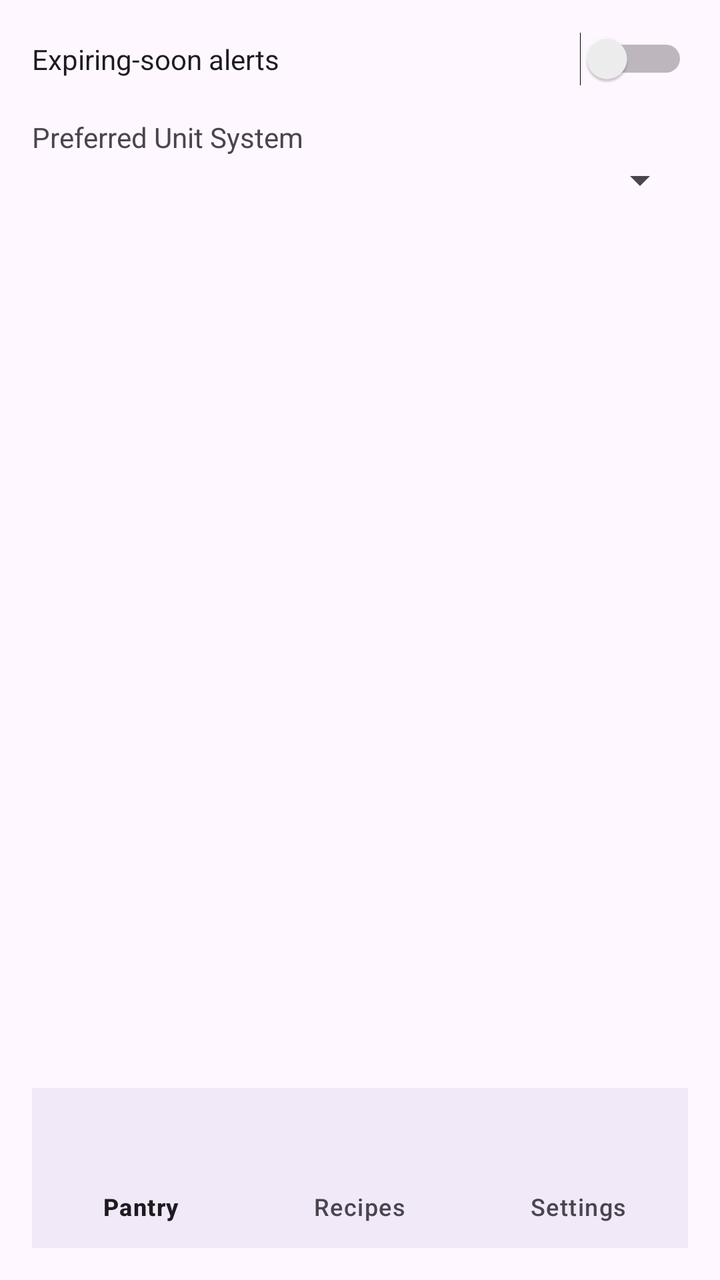
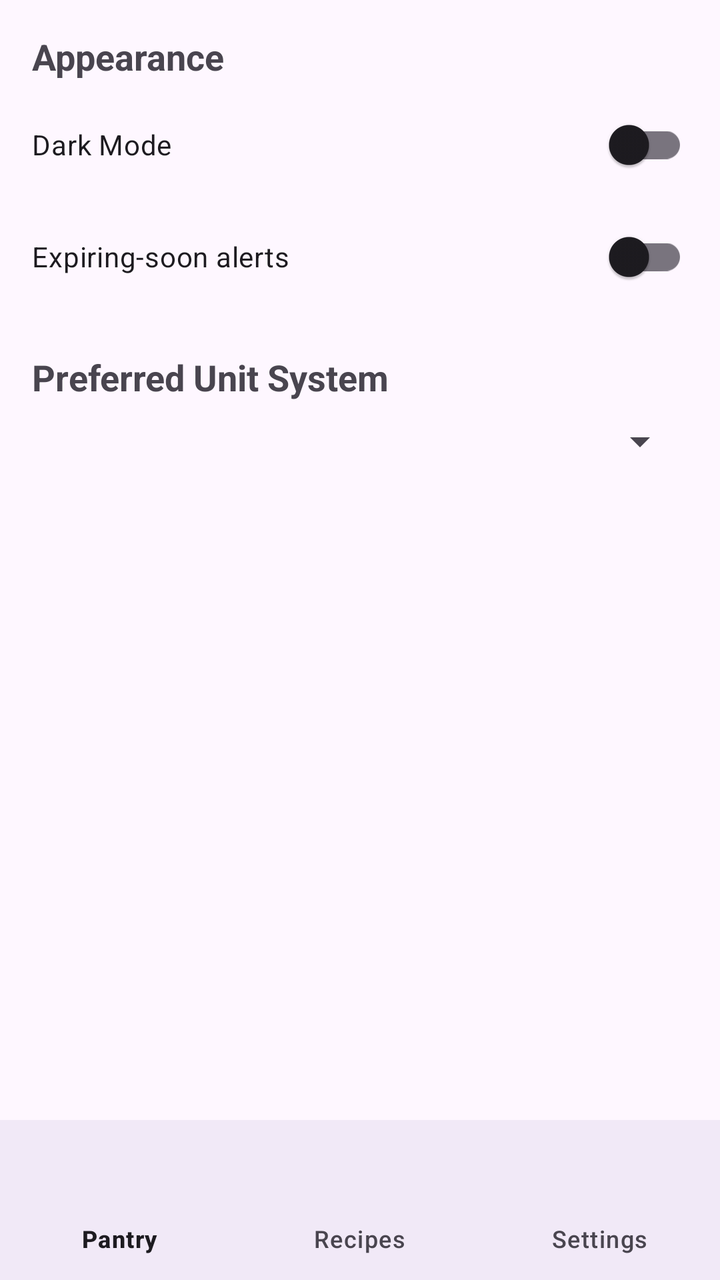

The first picture is an Android layout as it rendered before a commit; the second is the same layout after the commit. The layout source and the unified diff follow.
<!-- AndroidManifest.xml: application theme Theme.SmartPantryManager -->
<!-- res/layout/activity_settings.xml -->
<?xml version="1.0" encoding="utf-8"?>
<LinearLayout xmlns:android="http://schemas.android.com/apk/res/android"
    xmlns:app="http://schemas.android.com/apk/res-auto"
    android:layout_width="match_parent"
    android:layout_height="match_parent"
    android:orientation="vertical"
    android:padding="16dp">

    <Switch
        android:id="@+id/switchAlerts"
        android:layout_width="match_parent"
        android:layout_height="wrap_content"
        android:text="Expiring-soon alerts" />

    <TextView
        android:layout_width="match_parent"
        android:layout_height="wrap_content"
        android:layout_marginTop="16dp"
        android:text="Preferred Unit System" />

    <Spinner
        android:id="@+id/spinnerUnitPreference"
        android:layout_width="match_parent"
        android:layout_height="wrap_content" />
        
    <View
        android:layout_width="match_parent"
        android:layout_height="0dp"
        android:layout_weight="1" />

    <com.google.android.material.bottomnavigation.BottomNavigationView
        android:id="@+id/bottomNavigationView"
        android:layout_width="match_parent"
        android:layout_height="wrap_content"
        android:background="?android:attr/windowBackground"
        app:menu="@menu/bottom_nav_menu" />
</LinearLayout>
<!-- resources referenced by this layout -->
<resources>
  <style name="Theme.SmartPantryManager" parent="Base.Theme.SmartPantryManager" />
  <style name="Base.Theme.SmartPantryManager" parent="Theme.Material3.DayNight.NoActionBar">
          
          
      </style>
</resources>

<!-- the commit's change to res/layout/activity_settings.xml (unified diff, before → after) -->
@@ -1,37 +1,72 @@
 <?xml version="1.0" encoding="utf-8"?>
-<LinearLayout xmlns:android="http://schemas.android.com/apk/res/android"
+<androidx.constraintlayout.widget.ConstraintLayout xmlns:android="http://schemas.android.com/apk/res/android"
     xmlns:app="http://schemas.android.com/apk/res-auto"
     android:layout_width="match_parent"
-    android:layout_height="match_parent"
-    android:orientation="vertical"
-    android:padding="16dp">
-
-    <Switch
-        android:id="@+id/switchAlerts"
-        android:layout_width="match_parent"
-        android:layout_height="wrap_content"
-        android:text="Expiring-soon alerts" />
+    android:layout_height="match_parent">
 
     <TextView
-        android:layout_width="match_parent"
+        android:id="@+id/textViewAppearance"
+        android:layout_width="wrap_content"
         android:layout_height="wrap_content"
         android:layout_marginTop="16dp"
-        android:text="Preferred Unit System" />
+        android:layout_marginStart="16dp"
+        android:text="Appearance"
+        android:textStyle="bold"
+        android:textSize="18sp"
+        app:layout_constraintTop_toTopOf="parent"
+        app:layout_constraintStart_toStartOf="parent" />
+
+    <com.google.android.material.switchmaterial.SwitchMaterial
+        android:id="@+id/switchDarkMode"
+        android:layout_width="0dp"
+        android:layout_height="wrap_content"
+        android:layout_marginTop="8dp"
+        android:layout_marginHorizontal="16dp"
+        android:text="Dark Mode"
+        app:layout_constraintTop_toBottomOf="@id/textViewAppearance"
+        app:layout_constraintStart_toStartOf="parent"
+        app:layout_constraintEnd_toEndOf="parent" />
+
+    <com.google.android.material.switchmaterial.SwitchMaterial
+        android:id="@+id/switchAlerts"
+        android:layout_width="0dp"
+        android:layout_height="wrap_content"
+        android:layout_marginTop="8dp"
+        android:layout_marginHorizontal="16dp"
+        android:text="Expiring-soon alerts"
+        app:layout_constraintTop_toBottomOf="@id/switchDarkMode"
+        app:layout_constraintStart_toStartOf="parent"
+        app:layout_constraintEnd_toEndOf="parent" />
+
+    <TextView
+        android:id="@+id/textViewUnit"
+        android:layout_width="wrap_content"
+        android:layout_height="wrap_content"
+        android:layout_marginTop="24dp"
+        android:layout_marginStart="16dp"
+        android:text="Preferred Unit System"
+        android:textStyle="bold"
+        android:textSize="18sp"
+        app:layout_constraintTop_toBottomOf="@id/switchAlerts"
+        app:layout_constraintStart_toStartOf="parent" />
 
     <Spinner
         android:id="@+id/spinnerUnitPreference"
-        android:layout_width="match_parent"
-        android:layout_height="wrap_content" />
+        android:layout_width="0dp"
+        android:layout_height="wrap_content"
+        android:layout_marginTop="8dp"
+        android:layout_marginHorizontal="16dp"
+        app:layout_constraintTop_toBottomOf="@id/textViewUnit"
+        app:layout_constraintStart_toStartOf="parent"
+        app:layout_constraintEnd_toEndOf="parent" />
         
-    <View
-        android:layout_width="match_parent"
-        android:layout_height="0dp"
-        android:layout_weight="1" />
-
     <com.google.android.material.bottomnavigation.BottomNavigationView
         android:id="@+id/bottomNavigationView"
-        android:layout_width="match_parent"
+        android:layout_width="0dp"
         android:layout_height="wrap_content"
         android:background="?android:attr/windowBackground"
-        app:menu="@menu/bottom_nav_menu" />
-</LinearLayout>
+        app:menu="@menu/bottom_nav_menu"
+        app:layout_constraintBottom_toBottomOf="parent"
+        app:layout_constraintStart_toStartOf="parent"
+        app:layout_constraintEnd_toEndOf="parent" />
+</androidx.constraintlayout.widget.ConstraintLayout>
